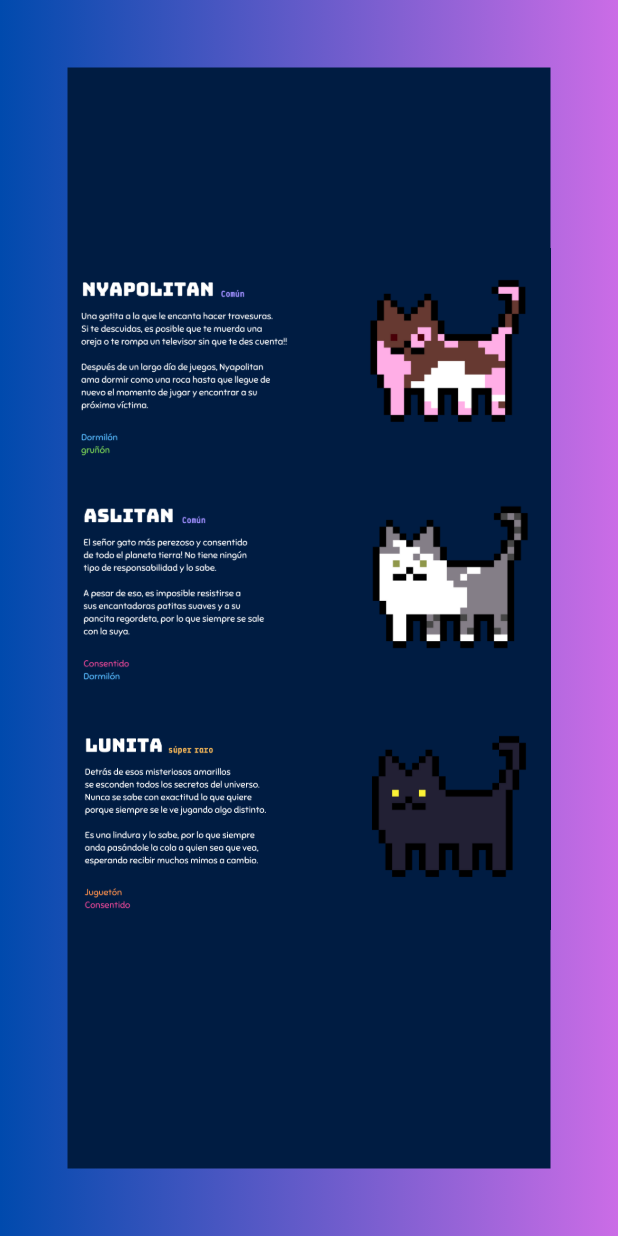
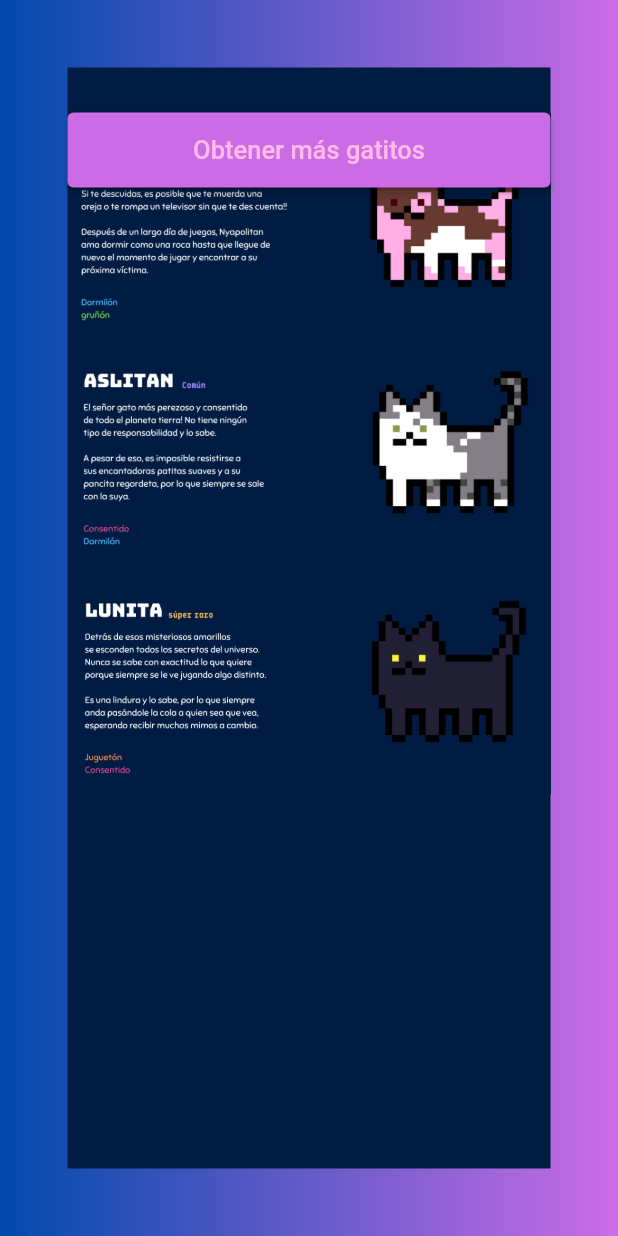
Before and after one commit to nanofrks/ATM, a Flutter app: the Homeview screen opened directly, on a phone screen of 412 x 824 dp. Run offline on Flutter 3.47's test engine with Material 2 defaults, Android fonts, the phone set to English and light mode, and no system bars; Roboto replaces fonts that are missing (RetroGaming).

Commit message:
gatitos homeview

```diff
--- a/lib/views/home_view.dart
+++ b/lib/views/home_view.dart
@@ -1,3 +1,4 @@
+import 'package:atm_ingsoftware/views/login_view.dart';
 import 'package:flutter/material.dart';
 
 class Homeview extends StatelessWidget{
@@ -27,20 +28,39 @@ class Homeview extends StatelessWidget{
 
           //contenedor azul
           Container(
-                  padding: const EdgeInsets.only(top:120, bottom:120),
+                  padding: const EdgeInsets.only(top:30,bottom:120),
                   margin: const EdgeInsets.all(45),
                   height: MediaQuery.of(context).size.height/1.1,
                   color: const Color.fromRGBO(0, 28, 66, 1),
-                  child: ListView( //todo el contenido que está en pantalla
-                    children: const <Widget>[
-                      Image(image: AssetImage('assets/images/nyapo.png')),
-                      Image(image: AssetImage('assets/images/aslitann.png')),
-                      Image(image: AssetImage('assets/images/lunita.png')),
+                  child: Stack(
+                    children: [
+                      ListView( //todo el contenido que está en pantalla
+                      children: const <Widget>[
+                        Image(image: AssetImage('assets/images/nyapo.png')),
+                        Image(image: AssetImage('assets/images/aslitann.png')),
+                        Image(image: AssetImage('assets/images/lunita.png')),
+                      ],
+                      ),
+                      ElevatedButton(
 
-                    ],
+                        style: ElevatedButton.styleFrom(
+                          backgroundColor: const Color.fromRGBO(203, 108, 230, 1),
+                          fixedSize: const Size(350, 50),
+                        ),
+                        child: const Text(
+                          'Obtener más gatitos',
+                          style: TextStyle(
+                            color: Color.fromRGBO(255, 187, 234, 1),
+                            fontFamily: 'RetroGaming',
+                            fontSize: 17,
+                          ),
+                        ),
+                       onPressed: () {
+                        },
+                      ),
+                    ]
                   )
           ),
-
 
         ]
       )
```
